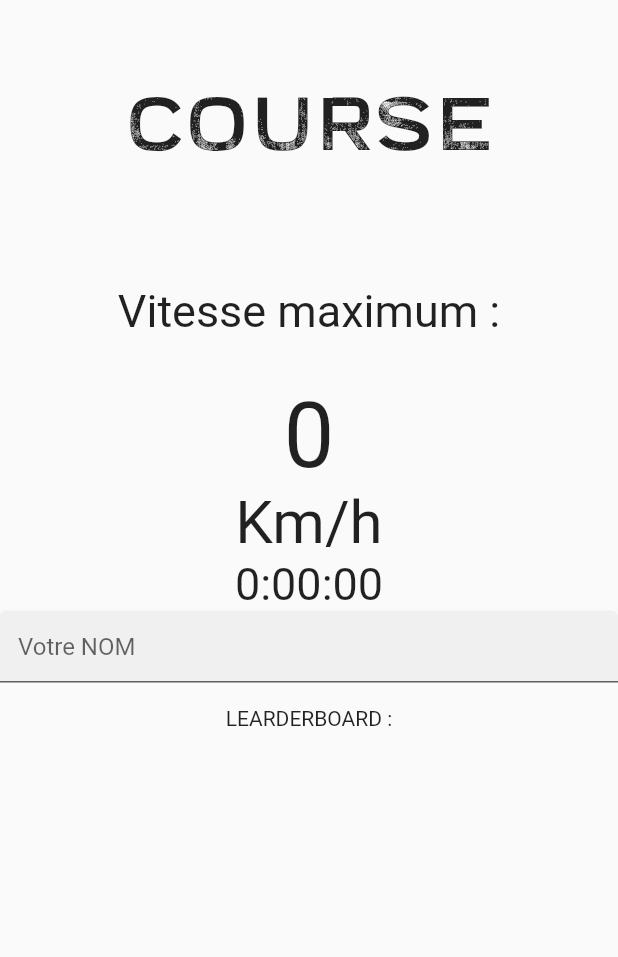
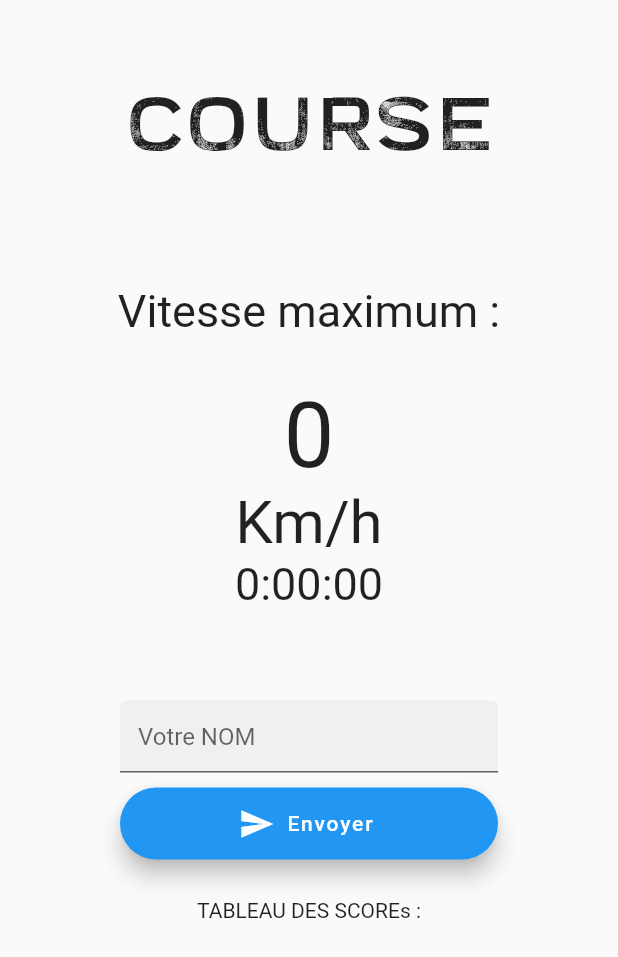
Before and after one commit to Raph-hsyuan/projet-janvier-19-pns-ps7-18-19-iam, a Flutter app: the RaceScreen screen opened directly, after a tap on "Stop", on a phone screen of 412 x 824 dp. Shown: the top 957 px of the screen. Run offline on Flutter 3.47's test engine with Material 2 defaults, Android fonts, the phone set to English and light mode, and no system bars; our stand-ins replace audioplayers, auto_size_text, cloud_firestore, flutter_compass, flutter_local_notifications, flutter_spinkit and 1 more; missing offline and left inert: barcode_scan, flutter_beacon, flutter_nfc_reader, permission, vibrate; accounts and stored records are empty; statements that could not run were skipped.

Commit message:
fix #8 : finalisation du tableau des scores

```diff
--- a/polymuseum/lib/screens/RaceScreen.dart
+++ b/polymuseum/lib/screens/RaceScreen.dart
@@ -10,21 +10,20 @@ import 'package:polymuseum/sensors/NFCScanner.dart';
 DBHelper dbHelper = DBHelper.instance;
 NFCScanner nfcScanner = NFCScanner.instance;
 
-class RaceScreen extends StatefulWidget{
-
-  static create(){
+class RaceScreen extends StatefulWidget {
+  static create() {
     return new RaceScreen();
   }
 
   @override
-  RaceScreenState createState(){
+  RaceScreenState createState() {
     return new RaceScreenState();
   }
 }
 
-class RaceScreenState extends State<RaceScreen>  {
-  List<double> acceleration = [0,0,0];
-  List<double> celerity = [0,0,0];
+class RaceScreenState extends State<RaceScreen> {
+  List<double> acceleration = [0, 0, 0];
+  List<double> celerity = [0, 0, 0];
 
   double maxAcceleration = 0;
   double speed = 0;
@@ -42,7 +41,7 @@ class RaceScreenState extends State<RaceScreen>  {
 
   int oldTime = 0;
 
-  List<Widget> leaderboard = [Text("\nLEARDERBOARD :\n")];
+  List<Widget> leaderboard = [];
 
   final control = TextEditingController();
   Stopwatch stopwatch = new Stopwatch();
@@ -55,34 +54,35 @@ class RaceScreenState extends State<RaceScreen>  {
     stopwatch.start();
   }
 
-
-  void update(List<double> xyz){
-    if(!stopped){
+  void update(List<double> xyz) {
+    if (!stopped) {
       setState(() {
         acceleration = xyz;
         time = stopwatch.elapsed.toString();
-          celerity[0] =xyz[0]*(stopwatch.elapsedMilliseconds-oldTime)/1000;
-          celerity[1] =xyz[1]*(stopwatch.elapsedMilliseconds-oldTime)/1000;
-          celerity[2] =xyz[2]*(stopwatch.elapsedMilliseconds-oldTime)/1000;
+        celerity[0] = xyz[0] * (stopwatch.elapsedMilliseconds - oldTime) / 1000;
+        celerity[1] = xyz[1] * (stopwatch.elapsedMilliseconds - oldTime) / 1000;
+        celerity[2] = xyz[2] * (stopwatch.elapsedMilliseconds - oldTime) / 1000;
 
         //calculs de la vitesse selon les 3 axes
-          speed = math.sqrt(math.pow(celerity[0], 2)+math.pow(celerity[1], 2)+math.pow(celerity[2], 2));
+        speed = math.sqrt(math.pow(celerity[0], 2) +
+            math.pow(celerity[1], 2) +
+            math.pow(celerity[2], 2));
 
         oldTime = stopwatch.elapsedMilliseconds;
 
-          if(speed > maxSpeed){
+        if (speed > maxSpeed) {
           maxSpeed = speed;
         }
 
         //c = speed in Km/H
-          c = speed*3.6;
-          maxC = maxSpeed*3.6;
+        c = speed * 3.6;
+        maxC = maxSpeed * 3.6;
         result = c;
-
-    });}
+      });
+    }
   }
 
-  Future stop() async{
+  Future stop() async {
     setState(() {
       result = maxC;
       time = stopwatch.elapsed.toString();
@@ -91,73 +91,108 @@ class RaceScreenState extends State<RaceScreen>  {
     });
     stopwatch.reset();
     stopwatch.stop();
+    updateLeaderBoard();
+  }
 
-
-    for(int id = 0; id<10; id++ ){
-      var o = await dbHelper.getDocumentInCollectionById("sprints", id);
-      if(o!=null){
+  updateLeaderBoard() async {
+    leaderboard = [Text("\nTABLEAU DES SCOREs :\n")];
+    var o = await dbHelper.getSprints();
+    if (o != null) {
+      for (List<String> sprints in o) {
         setState(() {
-          leaderboard.add(Text(o["name"]+"temps : "+o["speed"].toString()));
+          leaderboard.add(
+              Text(sprints[0] + " Speed : " + sprints[1].toString() + "Km/h"));
         });
       }
-
     }
   }
 
-  void nfc() async{
+  void nfc() async {
     //active le sacanner NFC, si le le téléphone scan le tag NFC correspondant à la fin de la course, la méthode stop() est appelé
     var o = await nfcScanner.read();
-    if(o == "4"){
+    if (o == "4") {
       stop();
     }
   }
 
-  void submit() async{
-    for(int id = 0; id<10;id++ ){
-      var o = await dbHelper.getDocumentInCollectionById("sprints", id);
-      if( o==null || o!=null && double.parse(o["speed"]) < maxC){ //le participant peut entrer dans le leaderboard seulement s'il fait parti du top10
-        if(control.text != null){
+  void submit() async {
+    if (control.text != null || control.text == "") {
       dbHelper.addSprint(control.text, maxC);
-        }
-        else{
+    } else {
       dbHelper.addSprint("default", maxC);
     }
-        Navigator.of(context).pop();
+    updateLeaderBoard();
+    control.clear();
     return;
-      }
-    }
-    Navigator.of(context).pop();
   }
 
   @override
-  build(BuildContext context){
+  build(BuildContext context) {
     return new Scaffold(
-      body: new ListView(
-        children : <Widget>[
+        body: new ListView(children: <Widget>[
       Container(
-            margin: EdgeInsets.only(top:50, bottom: 50),
-            child:Text("COURSE", style:  new TextStyle(fontSize: 50.0, fontFamily: 'Broadwell'), textAlign: TextAlign.center,),),
+        margin: EdgeInsets.only(top: 50, bottom: 50),
+        child: Text(
+          "COURSE",
+          style: new TextStyle(fontSize: 50.0, fontFamily: 'Broadwell'),
+          textAlign: TextAlign.center,
+        ),
+      ),
       Container(
         margin: EdgeInsets.all(10),
         padding: EdgeInsets.all(20.0),
-          child:Text(title, style: new TextStyle(fontSize: 30.0), textAlign: TextAlign.center,),
+        child: Text(
+          title,
+          style: new TextStyle(fontSize: 30.0),
+          textAlign: TextAlign.center,
         ),
-          Text(result.round().toString(), style: new TextStyle(fontSize: 60.0), textAlign: TextAlign.center,),
-          Text("Km/h", style: new TextStyle(fontSize: 40.0), textAlign: TextAlign.center,),
-          Text(time.split(".")[0], style: new TextStyle(fontSize: 30.0), textAlign: TextAlign.center,),
-          stopped ?  TextField(
-              onEditingComplete: submit,
-              decoration: InputDecoration (
+      ),
+      Text(
+        result.round().toString(),
+        style: new TextStyle(fontSize: 60.0),
+        textAlign: TextAlign.center,
+      ),
+      Text(
+        "Km/h",
+        style: new TextStyle(fontSize: 40.0),
+        textAlign: TextAlign.center,
+      ),
+      Text(
+        time.split(".")[0],
+        style: new TextStyle(fontSize: 30.0),
+        textAlign: TextAlign.center,
+      ),
+      stopped
+          ? new Container(
+              padding: EdgeInsets.only(top: 60.0, left: 80, right: 80),
+              child: TextField(
+                  controller: control,
+                  decoration: InputDecoration(
                     hintText: 'Votre NOM',
                     filled: true,
-              )) : new Container(
+                  )))
+          : new Container(
               padding: EdgeInsets.only(top: 60.0, left: 80, right: 80),
-            child : FloatingActionButton.extended(
+              child: FloatingActionButton.extended(
                 icon: Icon(Icons.stop),
                 label: Text("Stop"),
                 onPressed: stop,
               )),
-      !stopped ? Text(" ") : Column ( children : leaderboard,),      ]
-    ));
+      !stopped
+          ? new Container()
+          : new Container(
+              padding:
+                  EdgeInsets.only(top: 10.0, left: 80, right: 80, bottom: 10),
+              child: FloatingActionButton.extended(
+                icon: Icon(Icons.send),
+                label: Text("Envoyer"),
+                onPressed: submit,
+              )),
+      !stopped
+          ? Text(" ")
+          : Column(
+              children: leaderboard,
+            ),
+    ]));
   }
 }
```
Lines whose indentation alone changed are shown as unchanged.
